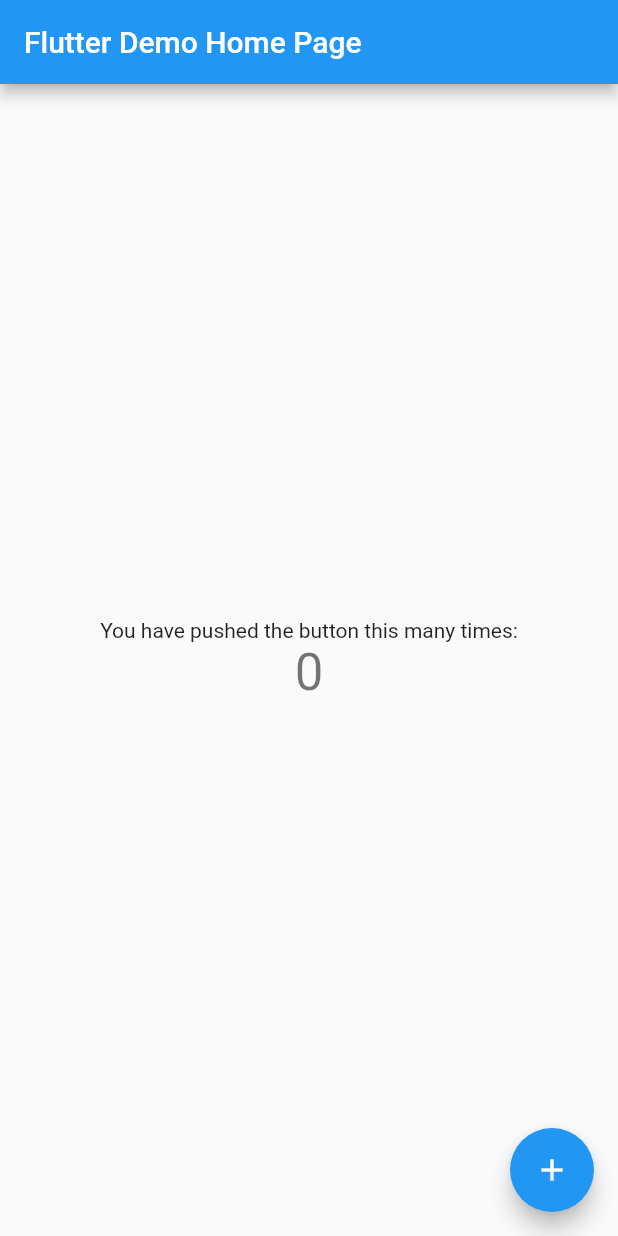
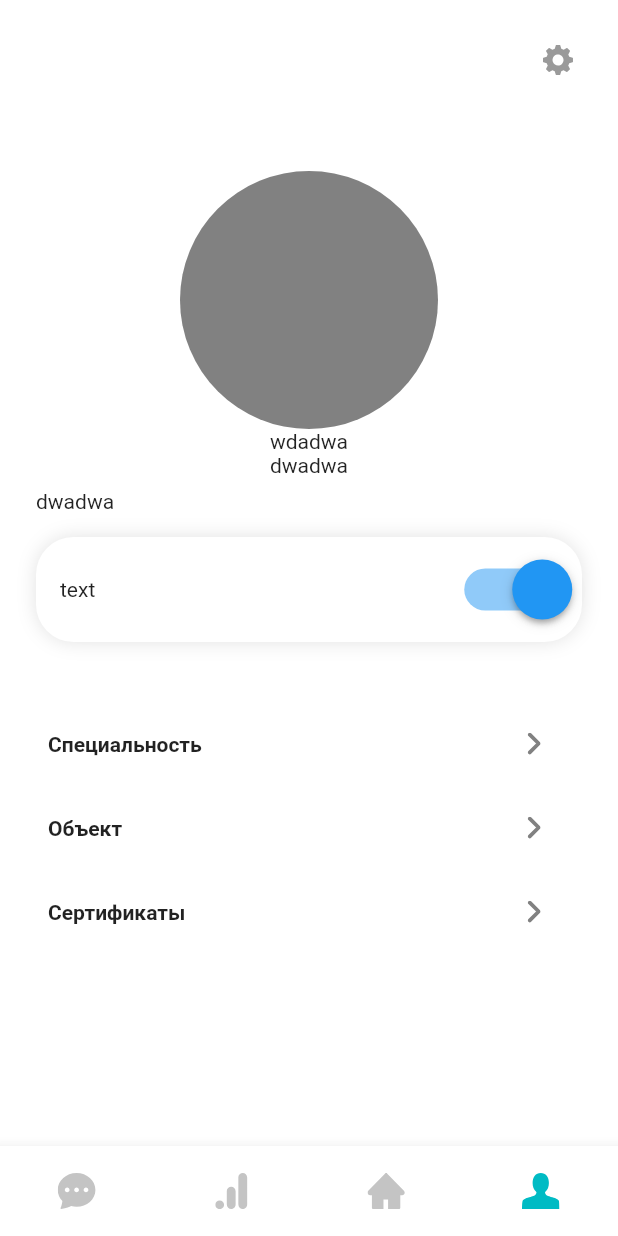
Before and after one commit to UnstoppableBuilder/mobile, a Flutter app: the screen it shows after launch, on a phone screen of 412 x 824 dp. Run offline on Flutter 3.47's test engine with Material 2 defaults, Android fonts, the phone set to English and light mode, and no system bars; our stand-ins replace flutter_svg.

Commit message:
меню, профиль , сос

```diff
--- a/lib/main.dart
+++ b/lib/main.dart
@@ -1,66 +1,16 @@
 import 'package:flutter/material.dart';
+import 'package:ub/pages/home_page/home_page.dart';
 
 void main() {
   runApp(MyApp());
 }
 
 class MyApp extends StatelessWidget {
+  // This widget is the root of your application.
   @override
   Widget build(BuildContext context) {
     return MaterialApp(
-      title: 'Flutter Demo',
-      theme: ThemeData(
-        primarySwatch: Colors.blue,
-        visualDensity: VisualDensity.adaptivePlatformDensity,
-      ),
-      home: MyHomePage(title: 'Flutter Demo Home Page'),
+      home: HomePage(),
     );
   }
 }
-
-class MyHomePage extends StatefulWidget {
-  MyHomePage({Key key, this.title}) : super(key: key);
-
-  final String title;
-
-  @override
-  _MyHomePageState createState() => _MyHomePageState();
-}
-
-class _MyHomePageState extends State<MyHomePage> {
-  int _counter = 0;
-
-  void _incrementCounter() {
-    setState(() {
-      _counter++;
-    });
-  }
-
-  @override
-  Widget build(BuildContext context) {
-    return Scaffold(
-      appBar: AppBar(
-        title: Text(widget.title),
-      ),
-      body: Center(
-        child: Column(
-          mainAxisAlignment: MainAxisAlignment.center,
-          children: <Widget>[
-            Text(
-              'You have pushed the button this many times:',
-            ),
-            Text(
-              '$_counter',
-              style: Theme.of(context).textTheme.headline4,
-            ),
-          ],
-        ),
-      ),
-      floatingActionButton: FloatingActionButton(
-        onPressed: _incrementCounter,
-        tooltip: 'Increment',
-        child: Icon(Icons.add),
-      ),
-    );
-  }
-}
--- /dev/null
+++ b/lib/pages/home_page/home_page.dart
@@ -0,0 +1,113 @@
+import 'package:flutter/cupertino.dart';
+import 'package:flutter/material.dart';
+import 'package:flutter/services.dart';
+import 'package:flutter_svg/svg.dart';
+import 'package:ub/pages/home_page/screens/message_screen.dart';
+
+import 'screens/diagram_screen.dart';
+import 'screens/home_screen.dart';
+import 'screens/profile_screen.dart';
+
+class HomePage extends StatefulWidget {
+  @override
+  State<StatefulWidget> createState() => _Home();
+}
+
+class _Home extends State<HomePage> {
+  List<bool> navigationPressed;
+  Widget body;
+  PageController _pageController;
+  @override
+  void initState() {
+    navigationPressed = List.generate(4, (index) => false);
+    navigationPressed[3] = true;
+
+    body = ProfileScreen();
+
+    super.initState();
+  }
+
+  @override
+  Widget build(BuildContext context) {
+    SystemChrome.setSystemUIOverlayStyle(
+        SystemUiOverlayStyle(statusBarColor: Colors.white));
+    return Scaffold(
+        appBar: AppBar(
+          toolbarHeight: 0,
+          backgroundColor: Color.fromRGBO(255, 255, 255, 1),
+          brightness: Brightness.light,
+          elevation: 0.0,
+        ),
+        bottomNavigationBar: BottomAppBar(
+          child: Container(
+            color: Color.fromRGBO(255, 255, 255, 1),
+            width: 360,
+            height: 60,
+            child: Row(
+              mainAxisAlignment: MainAxisAlignment.spaceAround,
+              children: [
+                IconButton(
+                    iconSize: 25,
+                    icon: SvgPicture.asset(
+                      navigationPressed[0]
+                          ? 'assets/icons/message_blue.svg'
+                          : 'assets/icons/message_grey.svg',
+                    ),
+                    onPressed: () {
+                      setState(() {
+                        body = MessageScreen();
+                        navigationPressed[0] = true;
+                        navigationPressed[1] = false;
+                        navigationPressed[2] = false;
+                        navigationPressed[3] = false;
+                      });
+                    }),
+                IconButton(
+                    iconSize: 25,
+                    icon: SvgPicture.asset(navigationPressed[1]
+                        ? 'assets/icons/diagram_blue.svg'
+                        : 'assets/icons/diagram_grey.svg'),
+                    onPressed: () {
+                      setState(() {
+                        body = DiagramScreen();
+                        navigationPressed[0] = false;
+                        navigationPressed[1] = true;
+                        navigationPressed[2] = false;
+                        navigationPressed[3] = false;
+                      });
+                    }),
+                IconButton(
+                    iconSize: 25,
+                    icon: SvgPicture.asset(navigationPressed[2]
+                        ? 'assets/icons/home_blue.svg'
+                        : 'assets/icons/home_grey.svg'),
+                    onPressed: () {
+                      setState(() {
+                        body = HomeScreen();
+                        navigationPressed[0] = false;
+                        navigationPressed[1] = false;
+                        navigationPressed[2] = true;
+                        navigationPressed[3] = false;
+                      });
+                    }),
+                IconButton(
+                    iconSize: 25,
+                    icon: SvgPicture.asset(navigationPressed[3]
+                        ? 'assets/icons/profile_blue.svg'
+                        : 'assets/icons/profile_grey.svg'),
+                    onPressed: () {
+                      setState(() {
+                        body = ProfileScreen();
+                        navigationPressed[0] = false;
+                        navigationPressed[1] = false;
+                        navigationPressed[2] = false;
+                        navigationPressed[3] = true;
+                      });
+                    }),
+              ],
+            ),
+          ),
+        ),
+        body: body);
+  }
+}
--- /dev/null
+++ b/lib/pages/home_page/screens/profile_screen.dart
@@ -0,0 +1,131 @@
+import 'package:flutter/cupertino.dart';
+import 'package:flutter/material.dart';
+import 'package:flutter_svg/flutter_svg.dart';
+
+class ProfileScreen extends StatelessWidget {
+  @override
+  Widget build(BuildContext context) {
+    return Container(
+      color: Colors.white,
+      child: Padding(
+        padding: const EdgeInsets.all(16),
+        child: Center(
+          child: Column(
+            children: [
+              Align(
+                alignment: Alignment.topRight,
+                child: IconButton(
+                  icon: SvgPicture.asset(
+                    'assets/icons/settings.svg',
+                    height: 20,
+                    width: 20,
+                  ),
+                  onPressed: () {},
+                ),
+              ),
+              SizedBox(
+                height: 50,
+              ),
+              CircleAvatar(
+                backgroundColor: Color.fromRGBO(129, 129, 129, 1),
+                radius: 86,
+              ),
+              Text('wdadwa'),
+              Text('dwadwa'),
+              Container(
+                height: 150,
+                child: Padding(
+                  padding: const EdgeInsets.all(8.0),
+                  child: Column(
+                    children: [
+                      Align(
+                        alignment: Alignment.topLeft,
+                        child: Text('dwadwa'),
+                      ),
+                      SizedBox(
+                        height: 16,
+                      ),
+                      Container(
+                        height: 70,
+                        decoration: BoxDecoration(
+                            boxShadow: [
+                              BoxShadow(
+                                color: Colors.grey.withOpacity(0.3),
+                                spreadRadius: 0,
+                                blurRadius: 10,
+                                offset:
+                                    Offset(0, 0), // changes position of shadow
+                              ),
+                            ],
+                            color: Colors.white,
+                            borderRadius: BorderRadiusDirectional.circular(25)),
+                        child: Padding(
+                          padding: const EdgeInsets.all(16),
+                          child: Row(
+                            mainAxisAlignment: MainAxisAlignment.spaceBetween,
+                            children: [
+                              Text('text'),
+                              Transform.scale(
+                                child: Switch(
+                                  value: true,
+                                  onChanged: (value) {},
+                                ),
+                                scale: 2,
+                              )
+                            ],
+                          ),
+                        ),
+                      ),
+                    ],
+                  ),
+                ),
+              ),
+              ListTile(
+                title: Text('Специальность',
+                    style: TextStyle(
+                        fontFamily: 'Roboto',
+                        fontSize: 14,
+                        fontWeight: FontWeight.bold)),
+                trailing: IconButton(
+                  onPressed: () {},
+                  icon: SvgPicture.asset(
+                    'assets/icons/vector.svg',
+                    height: 15,
+                  ),
+                ),
+              ),
+              ListTile(
+                title: Text('Объект',
+                    style: TextStyle(
+                        fontFamily: 'Roboto',
+                        fontSize: 14,
+                        fontWeight: FontWeight.bold)),
+                trailing: IconButton(
+                  onPressed: () {},
+                  icon: SvgPicture.asset(
+                    'assets/icons/vector.svg',
+                    height: 15,
+                  ),
+                ),
+              ),
+              ListTile(
+                title: Text('Сертификаты',
+                    style: TextStyle(
+                        fontFamily: 'Roboto',
+                        fontSize: 14,
+                        fontWeight: FontWeight.bold)),
+                trailing: IconButton(
+                  onPressed: () {},
+                  icon: SvgPicture.asset(
+                    'assets/icons/vector.svg',
+                    height: 15,
+                  ),
+                ),
+              ),
+            ],
+          ),
+        ),
+      ),
+    );
+  }
+}
```
Also changed, not shown: lib/pages/home_page/screens/diagram_screen.dart (added, +12 -0 lines), lib/pages/home_page/screens/home_screen.dart (added, +12 -0 lines), lib/pages/home_page/screens/message_screen.dart (added, +12 -0 lines), lib/pages/sos_page.dart (added, +46 -0 lines), pubspec.yaml (+5 -3 lines), assets/icons/diagram_blue.svg (added), assets/icons/diagram_grey.svg (added), assets/icons/home_blue.svg (added), assets/icons/home_grey.svg (added), assets/icons/message_blue.svg (added), assets/icons/message_grey.svg (added), assets/icons/profile_blue.svg (added), assets/icons/profile_grey.svg (added), assets/icons/settings.svg (added), 1 more files.
